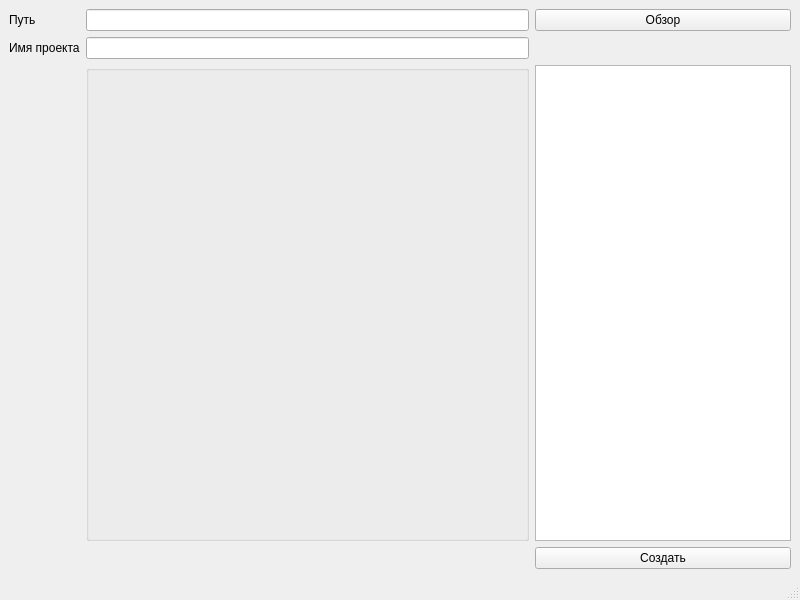
Qt form mainwindow.ui (revermun/mc_project_creator) before a commit.
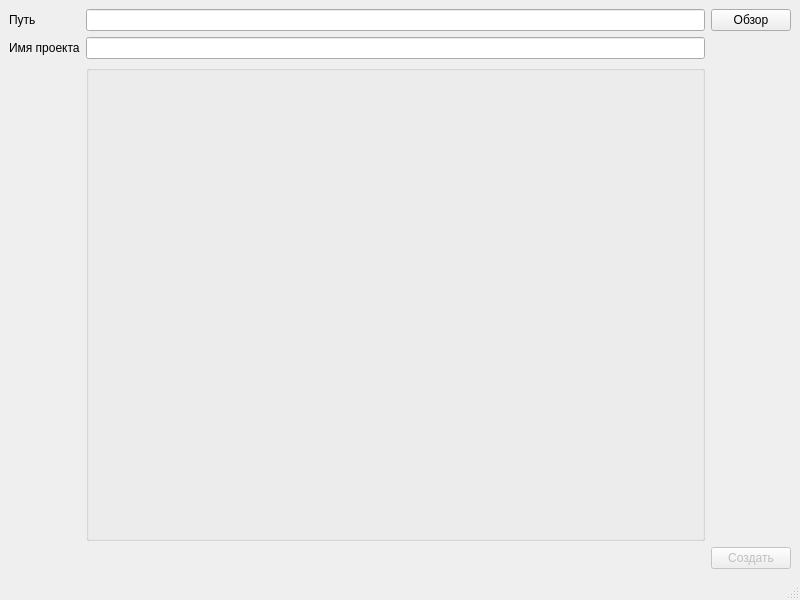
The same form after that commit.

Diff of the .ui file:
```diff
--- a/mainwindow.ui
+++ b/mainwindow.ui
@@ -52,6 +52,9 @@
     </item>
     <item row="3" column="3">
      <widget class="QPushButton" name="pushButtonCreate">
+      <property name="enabled">
+       <bool>false</bool>
+      </property>
       <property name="text">
        <string>Создать</string>
       </property>
@@ -71,19 +74,6 @@
       </property>
      </widget>
     </item>
-    <item row="2" column="3">
-     <widget class="QTextEdit" name="logTextEdit">
-      <property name="sizePolicy">
-       <sizepolicy hsizetype="Maximum" vsizetype="Expanding">
-        <horstretch>0</horstretch>
-        <verstretch>0</verstretch>
-       </sizepolicy>
-      </property>
-      <property name="readOnly">
-       <bool>true</bool>
-      </property>
-     </widget>
-    </item>
    </layout>
   </widget>
   <widget class="QMenuBar" name="menubar">
```
Left out of the diff: 18 changed lines with no effect on the pictures.
